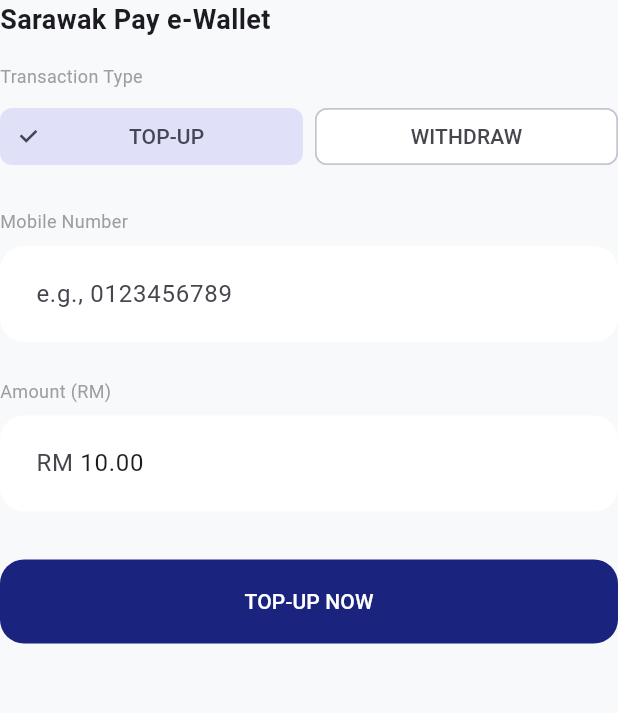
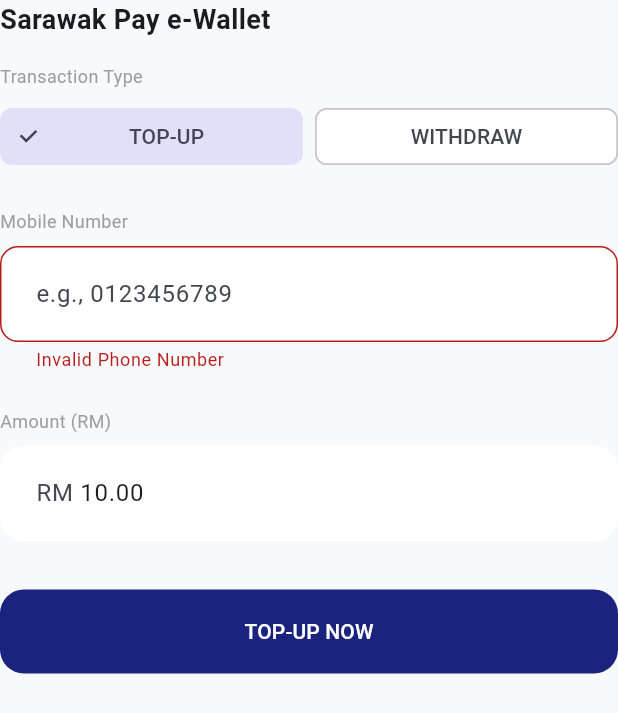
Before and after one commit to locnguyenx/agentbanking-channel, a Flutter app: the EWalletForm widget shown alone on an empty page, opened directly with empty values, after a tap on "TOP-UP NOW", on a phone screen of 412 x 824 dp. Shown: the top 713 px of the screen. Run offline on Flutter 3.47's test engine with Material 3 defaults, Android fonts, the phone set to English and light mode, and no system bars; our stand-ins replace built_collection, built_value, decimal, dio, flutter_riverpod, flutter_secure_storage and 2 more; missing offline and left inert: one_of_serializer; accounts and stored records are empty.

Commit message:
Refactor UI forms for OpenAPI compliance and update implementation plan

```diff
--- a/lib/features/transactions/screens/ewallet_form.dart
+++ b/lib/features/transactions/screens/ewallet_form.dart
@@ -1,5 +1,7 @@
 import 'package:flutter/material.dart';
 import 'package:decimal/decimal.dart';
+import 'package:agentbanking_channel/features/transactions/services/validation_service.dart';
+import 'package:agentbanking_channel/core/utils/openapi_validators.dart';
 
 class EWalletForm extends StatefulWidget {
   final Function(String type, String mobile, Decimal amount) onSubmit;
@@ -11,13 +13,16 @@
 }
 
 class _EWalletFormState extends State<EWalletForm> {
+  final _formKey = GlobalKey<FormState>();
   String _type = 'TOPUP'; // TOPUP or WITHDRAWAL
   final _mobileController = TextEditingController();
   final _amountController = TextEditingController(text: '10.00');
 
   @override
   Widget build(BuildContext context) {
-    return Column(
+    return Form(
+      key: _formKey,
+      child: Column(
         crossAxisAlignment: CrossAxisAlignment.start,
         children: [
           const Text('Sarawak Pay e-Wallet', style: TextStyle(fontWeight: FontWeight.bold, fontSize: 18)),
@@ -46,24 +51,30 @@
           const SizedBox(height: 24),
           const Text('Mobile Number', style: TextStyle(fontSize: 12, color: Colors.grey)),
           const SizedBox(height: 8),
-        TextField(
+          TextFormField(
             controller: _mobileController,
             keyboardType: TextInputType.phone,
             decoration: InputDecoration(
               hintText: 'e.g., 0123456789',
               border: OutlineInputBorder(borderRadius: BorderRadius.circular(12)),
             ),
+            validator: (v) {
+              if (v == null || v.isEmpty) return 'Invalid Phone Number';
+              if (!ValidationService.isValidPhoneNumber(v)) return 'Invalid Phone Number';
+              return null;
+            },
           ),
           const SizedBox(height: 24),
           const Text('Amount (RM)', style: TextStyle(fontSize: 12, color: Colors.grey)),
           const SizedBox(height: 8),
-        TextField(
+          TextFormField(
             controller: _amountController,
             keyboardType: const TextInputType.numberWithOptions(decimal: true),
             decoration: InputDecoration(
               prefixText: 'RM ',
               border: OutlineInputBorder(borderRadius: BorderRadius.circular(12)),
             ),
+            validator: (v) => OpenApiValidators.minMax(v, min: 1.0, max: 1000.0),
           ),
           const SizedBox(height: 32),
           SizedBox(
@@ -71,13 +82,16 @@
             height: 56,
             child: ElevatedButton(
               onPressed: () {
-              final amount = Decimal.tryParse(_amountController.text) ?? Decimal.zero;
+                if (_formKey.currentState!.validate()) {
+                  final amount = Decimal.parse(_amountController.text);
                   widget.onSubmit(_type, _mobileController.text, amount);
+                }
               },
               child: Text(_type == 'TOPUP' ? 'TOP-UP NOW' : 'WITHDRAW NOW'),
             ),
           ),
         ],
+      ),
     );
   }
 }
```
Also changed, not shown: lib/features/merchant/screens/cashback_screen.dart (+17 -6 lines), lib/features/merchant/screens/retail_sale_screen.dart (+15 -3 lines), lib/features/transactions/screens/bill_payment_base_screen.dart (+4 -8 lines), 1 other file. Lines whose indentation alone changed are shown as unchanged.
